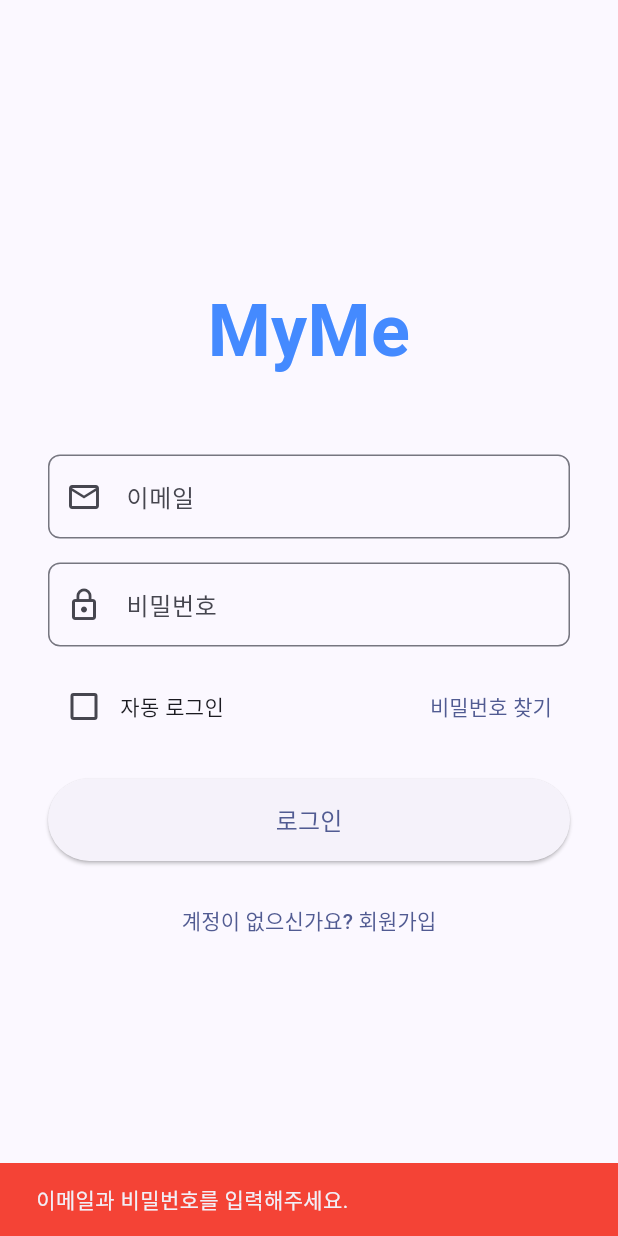
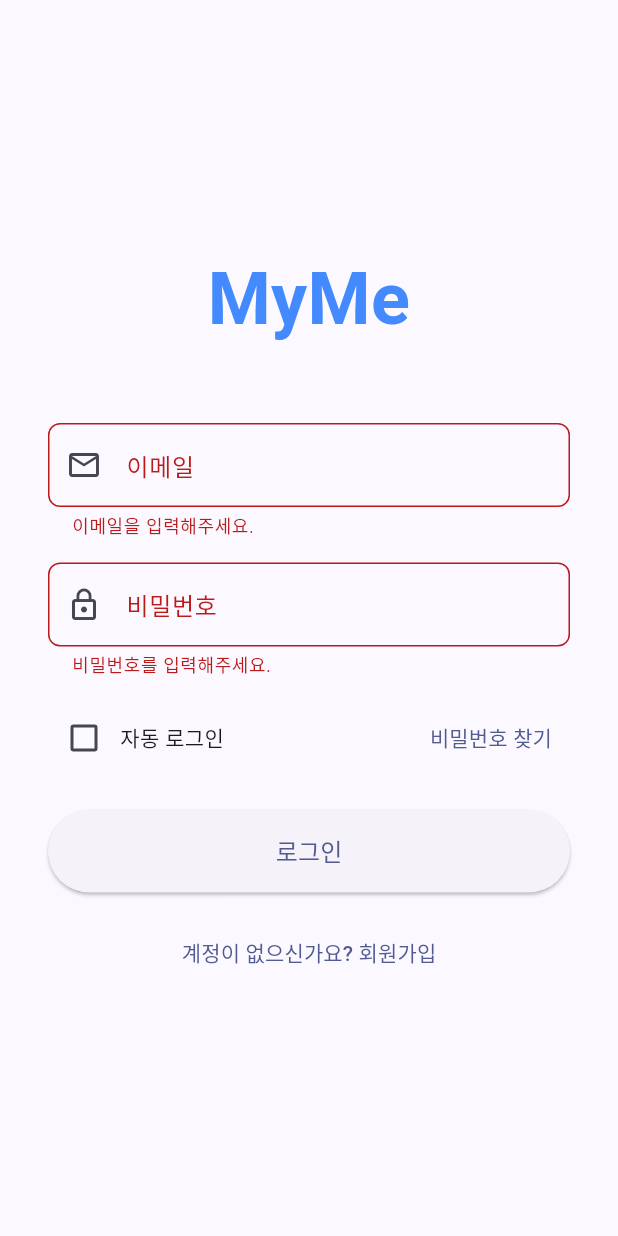
Before and after one commit to sogno12/MYME_APP, a Flutter app: the screen it shows after launch, after a tap on "로그인", on a phone screen of 412 x 824 dp. Run offline on Flutter 3.47's test engine with Material 3 defaults, Android fonts, the phone set to English and light mode, and no system bars; our stand-ins replace flutter_dotenv, shared_preferences, sqflite; accounts and stored records are empty.

Commit message:
로그인: 비밀번호 Enter 로그인 시도

```diff
--- a/lib/screens/login_screen.dart
+++ b/lib/screens/login_screen.dart
@@ -18,8 +18,10 @@
   final _passwordController = TextEditingController();
   final _dbHelper = DatabaseHelper.instance;
   bool _rememberMe = false;
+  final _formKey = GlobalKey<FormState>();
 
   void _login() async {
+    if (_formKey.currentState!.validate()) {
       final email = _emailController.text;
       final password = _passwordController.text;
 
@@ -52,6 +54,7 @@
         _showSnackBar('이메일 또는 비밀번호가 올바르지 않습니다.');
       }
     }
+  }
 
   void _showSnackBar(String message) {
     ScaffoldMessenger.of(context).showSnackBar(
@@ -69,6 +72,8 @@
         child: Center(
           child: SingleChildScrollView(
             padding: const EdgeInsets.all(32.0),
+            child: Form(
+              key: _formKey,
               child: Column(
                 mainAxisAlignment: MainAxisAlignment.center,
                 crossAxisAlignment: CrossAxisAlignment.stretch,
@@ -83,22 +88,35 @@
                     ),
                   ),
                   const SizedBox(height: 48.0),
-                TextField(
+                  TextFormField(
                     controller: _emailController,
                     keyboardType: TextInputType.emailAddress,
                     decoration: const InputDecoration(
                       labelText: '이메일',
                       prefixIcon: Icon(Icons.email_outlined),
                     ),
+                    validator: (value) {
+                      if (value == null || value.isEmpty) {
+                        return '이메일을 입력해주세요.';
+                      }
+                      return null;
+                    },
                   ),
                   const SizedBox(height: 16.0),
-                TextField(
+                  TextFormField(
                     controller: _passwordController,
                     obscureText: true,
                     decoration: const InputDecoration(
                       labelText: '비밀번호',
                       prefixIcon: Icon(Icons.lock_outline),
                     ),
+                    onFieldSubmitted: (_) => _login(), // Add this line
+                    validator: (value) {
+                      if (value == null || value.isEmpty) {
+                        return '비밀번호를 입력해주세요.';
+                      }
+                      return null;
+                    },
                   ),
                   const SizedBox(height: 16.0),
                   Row(
@@ -144,6 +162,7 @@
             ),
           ),
         ),
+      ),
     );
   }
 }
```
Lines whose indentation alone changed are shown as unchanged.
